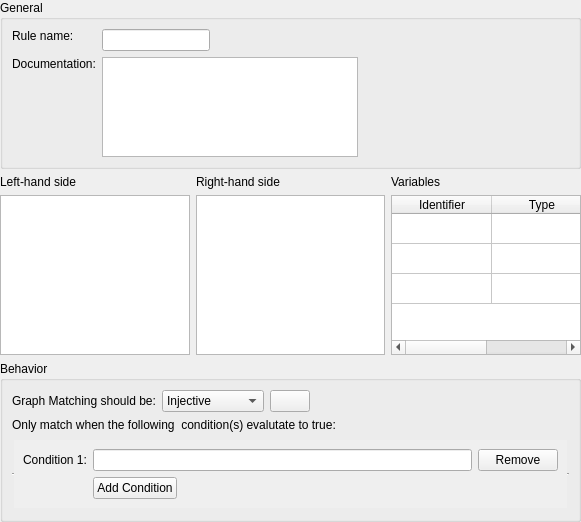
The window that src/developer/ruleedit.ui (aelliott/GP2) describes before a commit, drawn with Qt 5.
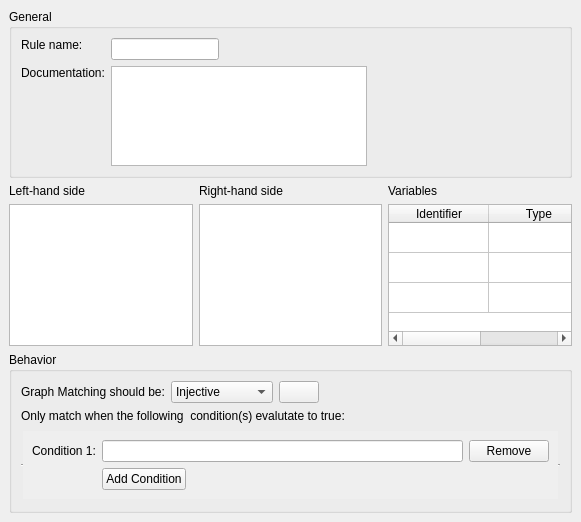
The same window after the commit. Icons and pictures are not drawn.

The edit to the form file:
```diff
--- a/src/developer/ruleedit.ui
+++ b/src/developer/ruleedit.ui
@@ -15,16 +15,16 @@
   </property>
   <layout class="QVBoxLayout" name="verticalLayout">
    <property name="leftMargin">
-    <number>0</number>
+    <number>9</number>
    </property>
    <property name="topMargin">
-    <number>0</number>
+    <number>9</number>
    </property>
    <property name="rightMargin">
-    <number>0</number>
+    <number>9</number>
    </property>
    <property name="bottomMargin">
-    <number>0</number>
+    <number>9</number>
    </property>
    <item>
     <widget class="QGroupBox" name="generalGroup">
@@ -281,7 +281,7 @@
           <rect>
            <x>0</x>
            <y>0</y>
-           <width>549</width>
+           <width>531</width>
            <height>91</height>
           </rect>
          </property>
```
